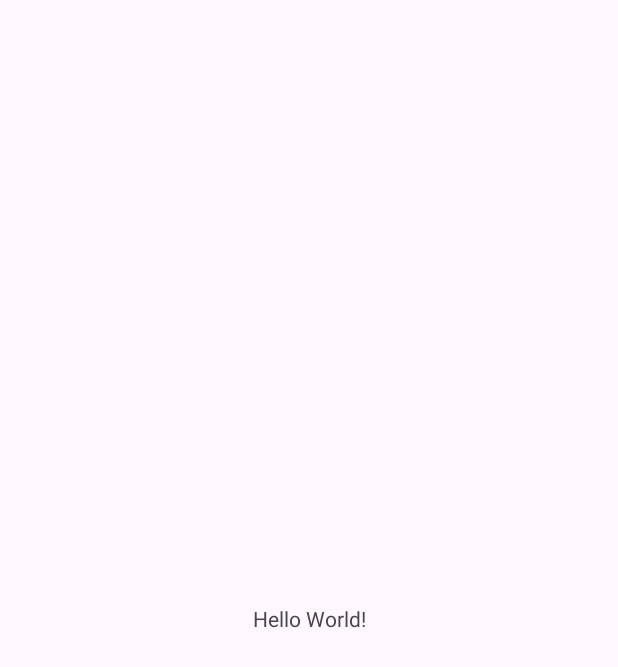
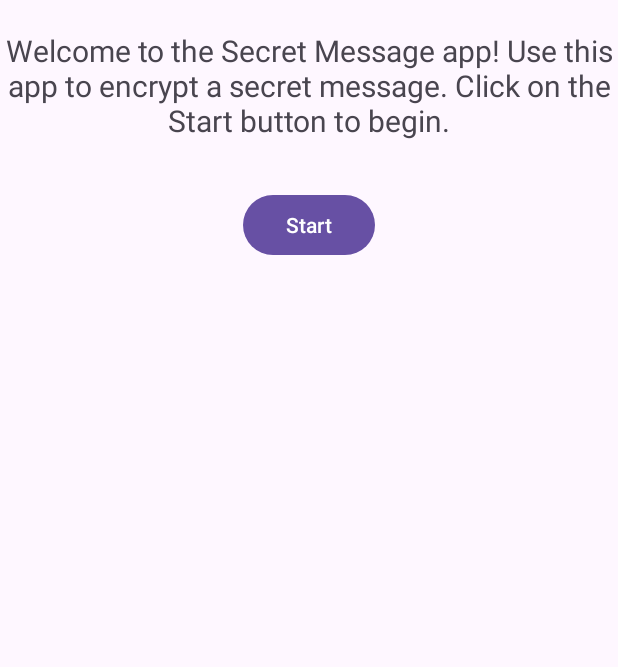
Before and after one commit to brd2002/encription_messaging_app, an Android app: the screen it shows after launch (MainActivity), on a phone screen of 412 x 824 dp. Before the commit the part shown is almost empty. Shown: the top 667 px of the screen. Run offline under Robolectric (Android 15) with nearby library versions, the phone set to English and light mode, and no system bars.

Commit message:
completed second app

```diff
--- a/app/build.gradle.kts
+++ b/app/build.gradle.kts
@@ -33,6 +33,7 @@ android {
     kotlinOptions {
         jvmTarget = "1.8"
     }
+
 }
 
 dependencies {
@@ -41,6 +42,7 @@ dependencies {
     implementation("androidx.appcompat:appcompat:1.6.1")
     implementation("com.google.android.material:material:1.11.0")
     implementation("androidx.constraintlayout:constraintlayout:2.1.4")
+    implementation ("androidx.navigation:navigation-fragment-ktx:2.3.5")
     testImplementation("junit:junit:4.13.2")
     androidTestImplementation("androidx.test.ext:junit:1.1.5")
     androidTestImplementation("androidx.test.espresso:espresso-core:3.5.1")
--- /dev/null
+++ b/app/src/main/java/com/example/encryptionmessagingapp/WelcomeFragment.kt
@@ -0,0 +1,31 @@
+package com.example.encryptionmessagingapp
+
+import android.os.Bundle
+import androidx.fragment.app.Fragment
+import android.view.LayoutInflater
+import android.view.View
+import android.view.ViewGroup
+import androidx.navigation.findNavController
+
+// the fragment initialization parameters, e.g. ARG_ITEM_NUMBER
+/**
+ * A simple [Fragment] subclass.
+ * Use the [WelcomeFragment.newInstance] factory method to
+ * create an instance of this fragment.
+ */
+class WelcomeFragment : Fragment() {
+
+    override fun onCreateView(
+        inflater: LayoutInflater, container: ViewGroup?,
+        savedInstanceState: Bundle?
+    ): View? {
+        // Inflate the layout for this fragment
+        val view =  inflater.inflate(R.layout.fragment_welcome, container, false)
+        val startButton = view.findViewById<View>(R.id.start)
+         startButton.setOnClickListener {
+             view.findNavController()
+                 .navigate(R.id.action_welcomeFragment_to_messageFragment)
+         }
+        return view
+    }
+}
--- a/app/src/main/res/layout/activity_main.xml
+++ b/app/src/main/res/layout/activity_main.xml
@@ -1,18 +1,10 @@
 <?xml version="1.0" encoding="utf-8"?>
-<androidx.constraintlayout.widget.ConstraintLayout xmlns:android="http://schemas.android.com/apk/res/android"
+<androidx.fragment.app.FragmentContainerView
+    xmlns:android="http://schemas.android.com/apk/res/android"
     xmlns:app="http://schemas.android.com/apk/res-auto"
-    xmlns:tools="http://schemas.android.com/tools"
+    android:id="@+id/nav_host_fragment"
     android:layout_width="match_parent"
     android:layout_height="match_parent"
-    tools:context=".MainActivity">
-
-    <TextView
-        android:layout_width="wrap_content"
-        android:layout_height="wrap_content"
-        android:text="Hello World!"
-        app:layout_constraintBottom_toBottomOf="parent"
-        app:layout_constraintEnd_toEndOf="parent"
-        app:layout_constraintStart_toStartOf="parent"
-        app:layout_constraintTop_toTopOf="parent" />
-
-</androidx.constraintlayout.widget.ConstraintLayout>
+    android:name="androidx.navigation.fragment.NavHostFragment"
+    app:navGraph="@navigation/nav_graph"
+    app:defaultNavHost="true" />
--- /dev/null
+++ b/app/src/main/res/layout/fragment_welcome.xml
@@ -0,0 +1,23 @@
+<?xml version="1.0" encoding="utf-8"?>
+<LinearLayout
+    xmlns:android="http://schemas.android.com/apk/res/android"
+    xmlns:tools="http://schemas.android.com/tools"
+    android:layout_width="match_parent"
+    android:layout_height="match_parent"
+    android:orientation="vertical"
+    android:gravity="center_horizontal"
+    tools:context=".WelcomeFragment">
+    <TextView
+        android:layout_width="match_parent"
+        android:layout_height="wrap_content"
+        android:gravity="center"
+        android:layout_marginTop="20dp"
+        android:textSize="20sp"
+        android:text="@string/welcome_text" />
+    <Button
+        android:id="@+id/start"
+        android:layout_width="wrap_content"
+        android:layout_height="wrap_content"
+        android:layout_marginTop="32dp"
+        android:text="@string/start" />
+</LinearLayout>
--- /dev/null
+++ b/app/src/main/res/navigation/nav_graph.xml
@@ -0,0 +1,22 @@
+<?xml version="1.0" encoding="utf-8"?>
+<navigation xmlns:android="http://schemas.android.com/apk/res/android"
+    xmlns:app="http://schemas.android.com/apk/res-auto"
+    xmlns:tools="http://schemas.android.com/tools"
+    android:id="@+id/nav_graph"
+    app:startDestination="@id/welcomeFragment">
+
+    <fragment
+        android:id="@+id/welcomeFragment"
+        android:name="com.example.encryptionmessagingapp.WelcomeFragment"
+        android:label="fragment_welcome"
+        tools:layout="@layout/fragment_welcome" >
+        <action
+            android:id="@+id/action_welcomeFragment_to_messageFragment"
+            app:destination="@id/messageFragment" />
+    </fragment>
+    <fragment
+        android:id="@+id/messageFragment"
+        android:name="com.example.encryptionmessagingapp.MessageFragment"
+        android:label="fragment_message"
+        tools:layout="@layout/fragment_message" />
+</navigation>
--- a/app/src/main/res/values/strings.xml
+++ b/app/src/main/res/values/strings.xml
@@ -1,3 +1,12 @@
 <resources>
     <string name="app_name">Encryption messaging app</string>
+    <string name="welcome_text">Welcome to the Secret Message app!
+ Use this app to encrypt a secret message.
+ Click on the Start button to begin.</string>
+    <string name="start">Start</string>
+    <string name="message_hint">Please enter your secret message</string>
+    <string name="next">Next</string>
+    <string name="encrypt_text">Here is your encrypted message:</string>
+    <!-- TODO: Remove or change this placeholder text -->
+    <string name="hello_blank_fragment">Hello blank fragment</string>
 </resources>
```
Also changed, not shown: app/src/main/java/com/example/encryptionmessagingapp/MessageFragment.kt (added, +27 -0 lines), app/src/main/res/layout/fragment_message.xml (added, +24 -0 lines).
